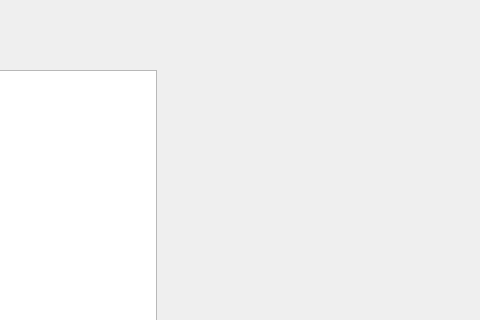
The window that TheStarryLuncher/TheStarryLuncher.ui (crackun24/TheStarryLuncher) describes before a commit, drawn with Qt 5; both pictures show x 564 to 1044 and y 0 to 320 of the 1044 by 559 pixel window.
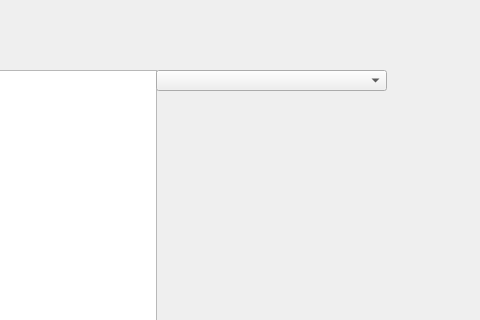
The same window after the commit.

```diff
--- a/TheStarryLuncher/TheStarryLuncher.ui
+++ b/TheStarryLuncher/TheStarryLuncher.ui
@@ -47,6 +47,16 @@
     </rect>
    </property>
   </widget>
+  <widget class="QComboBox" name="gameList">
+   <property name="geometry">
+    <rect>
+     <x>720</x>
+     <y>70</y>
+     <width>231</width>
+     <height>21</height>
+    </rect>
+   </property>
+  </widget>
  </widget>
  <layoutdefault spacing="6" margin="11"/>
  <resources>
```
